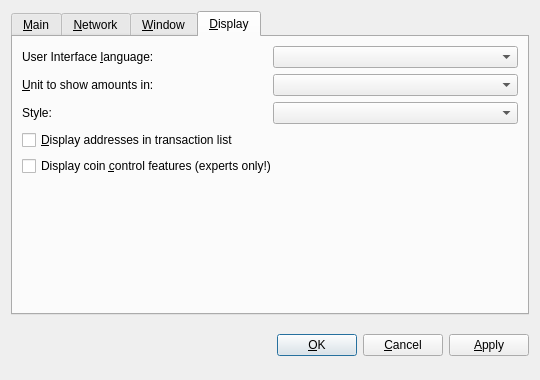
Qt form src/qt/forms/optionsdialog.ui (gridcoin-community/Gridcoin-Research) before a commit.
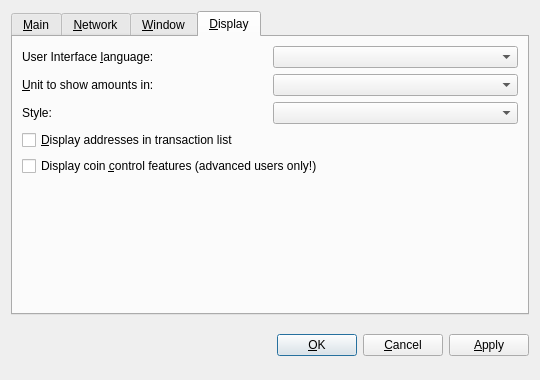
The same form after that commit. The open tabs and pages were chosen to show the change. Custom widgets are drawn as their Qt base class.

Commit message: change 'experts only' to 'advanced users only'

```diff
--- a/src/qt/forms/optionsdialog.ui
+++ b/src/qt/forms/optionsdialog.ui
@@ -413,7 +413,7 @@
           <string>Whether to show coin control features or not.</string>
          </property>
          <property name="text">
-          <string>Display coin &amp;control features (experts only!)</string>
+          <string>Display coin &amp;control features (advanced users only!)</string>
          </property>
         </widget>
        </item>
```
The commit also changes 64 other files.
